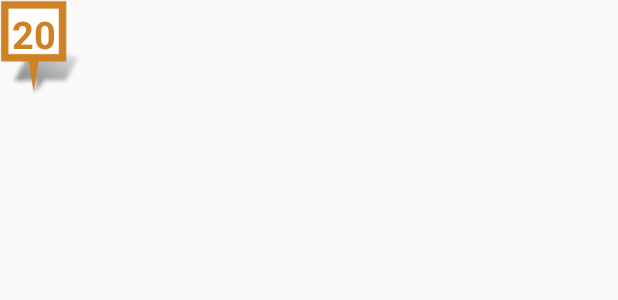
After one commit to ivanamar996/NoviSadArchitectureGuide, an Android app: the layout custom_marker_layout.xml on its own in the app's theme, with its tools: preview values and no code run, on a phone screen of 412 x 824 dp. The commit adds this screen. Shown: the top 300 px of the screen. Run offline under Robolectric (Android 15) with nearby library versions, the phone set to English and light mode, and no system bars.

Commit message:
Add custom marker to map and polyline

```diff
--- /dev/null
+++ b/ArchitectureNS/app/src/main/res/layout/custom_marker_layout.xml
@@ -0,0 +1,23 @@
+<?xml version="1.0" encoding="utf-8"?>
+<RelativeLayout xmlns:android="http://schemas.android.com/apk/res/android"
+    android:layout_width="wrap_content"
+    android:layout_height="wrap_content" >
+
+    <ImageView
+        android:layout_width="55dp"
+        android:layout_height="65dp"
+        android:src="@drawable/custom_marker" />
+
+    <TextView
+        android:id="@+id/num_txt"
+        android:layout_width="wrap_content"
+        android:layout_height="wrap_content"
+        android:layout_marginLeft="8dp"
+        android:layout_marginTop="5dp"
+        android:gravity="center"
+        android:text="20"
+        android:textColor="#ce8223"
+        android:textSize="25dp"
+        android:textStyle="bold" />
+
+</RelativeLayout>
```
Also changed, not shown: ArchitectureNS/app/src/main/java/com/example/architecturens/MapsActivity.java (+78 -11 lines), ArchitectureNS/app/src/main/res/layout/activity_maps.xml (+8 -0 lines), ArchitectureNS/app/src/main/res/drawable/custom_marker.png (added).
